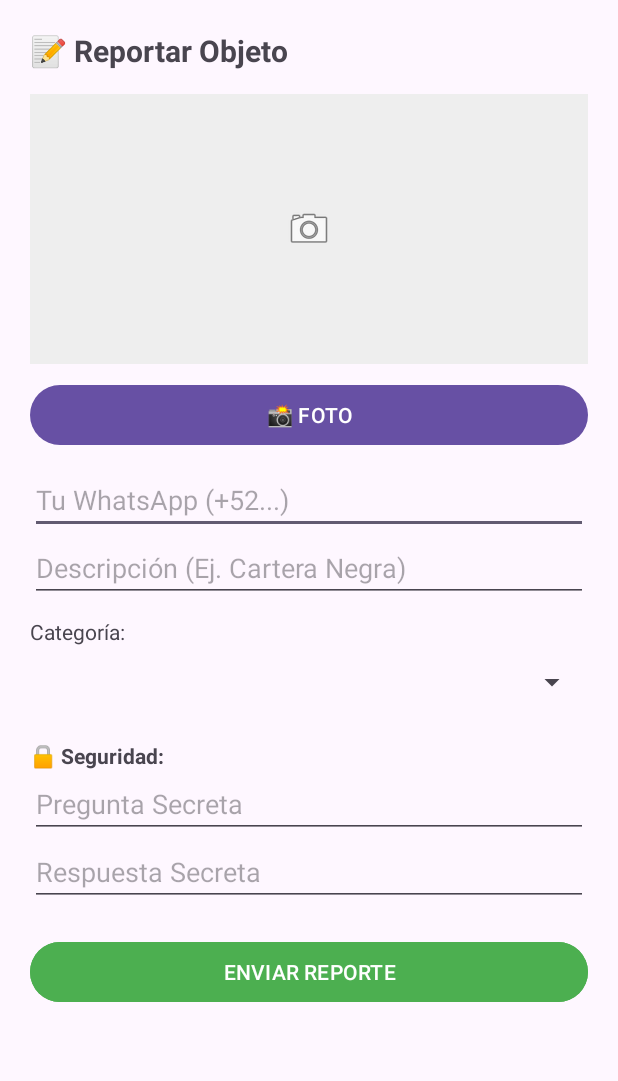
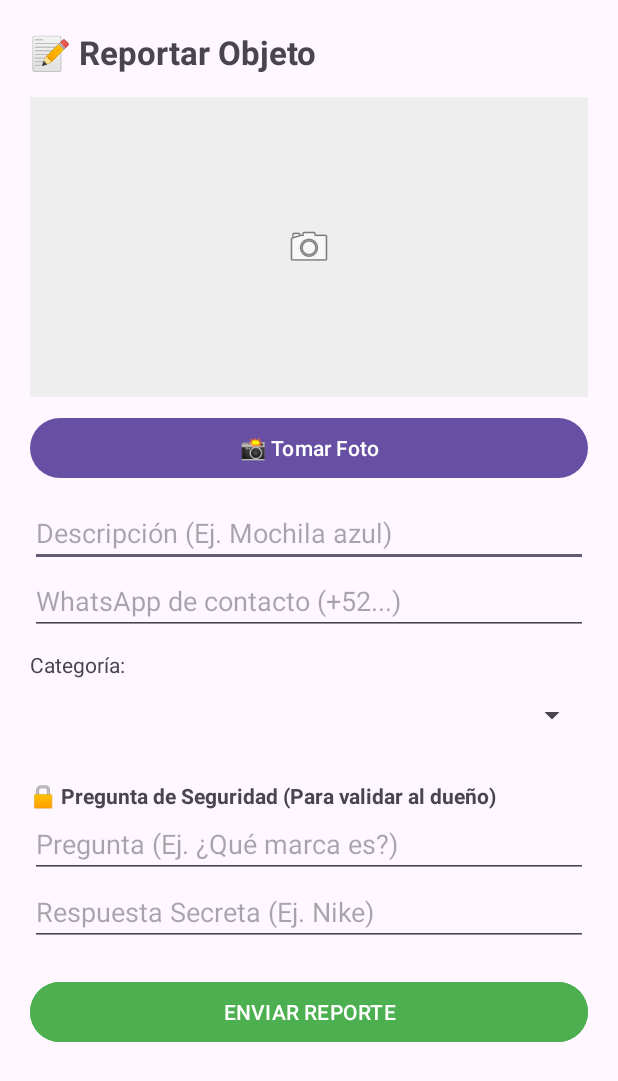
Before and after one commit to AbrahamEsquivel/LostNet, an Android app: the layout dialog_reporte.xml on its own in the app's theme, with its tools: preview values and no code run, on a phone screen of 412 x 824 dp. Shown: the top 1081 px of the screen. Run offline under Robolectric (Android 15) with nearby library versions, the phone set to English and light mode, and no system bars.

```diff
--- a/app/src/main/res/layout/dialog_reporte.xml
+++ b/app/src/main/res/layout/dialog_reporte.xml
@@ -11,7 +11,7 @@
 
         <TextView
             android:text="📝 Reportar Objeto"
-            android:textSize="20sp"
+            android:textSize="22sp"
             android:textStyle="bold"
             android:layout_width="wrap_content"
             android:layout_height="wrap_content"
@@ -20,7 +20,7 @@
         <ImageView
             android:id="@+id/imgPreview"
             android:layout_width="match_parent"
-            android:layout_height="180dp"
+            android:layout_height="200dp"
             android:src="@android:drawable/ic_menu_camera"
             android:background="#EEEEEE"
             android:scaleType="centerInside"
@@ -28,41 +28,51 @@
 
         <Button
             android:id="@+id/btnTomarFoto"
-            android:text="📸 FOTO"
+            android:text="📸 Tomar Foto"
             android:layout_width="match_parent"
             android:layout_height="wrap_content"/>
 
         <EditText
-            android:id="@+id/etTelefono"
-            android:hint="Tu WhatsApp (+52...)"
-            android:inputType="phone"
+            android:id="@+id/etDescripcion"
+            android:hint="Descripción (Ej. Mochila azul)"
             android:layout_width="match_parent"
             android:layout_height="wrap_content"
             android:layout_marginTop="10dp"/>
 
         <EditText
-            android:id="@+id/etDescripcion"
-            android:hint="Descripción (Ej. Cartera Negra)"
+            android:id="@+id/etTelefono"
+            android:hint="WhatsApp de contacto (+52...)"
+            android:inputType="phone"
             android:layout_width="match_parent"
             android:layout_height="wrap_content"/>
 
-        <TextView android:text="Categoría:" android:layout_marginTop="10dp" android:layout_width="wrap_content" android:layout_height="wrap_content"/>
+        <TextView
+            android:text="Categoría:"
+            android:layout_marginTop="10dp"
+            android:layout_width="wrap_content"
+            android:layout_height="wrap_content"/>
+
         <Spinner
             android:id="@+id/spinnerCategoria"
             android:layout_width="match_parent"
             android:layout_height="48dp"/>
 
-        <TextView android:text="🔒 Seguridad:" android:textStyle="bold" android:layout_marginTop="15dp" android:layout_width="wrap_content" android:layout_height="wrap_content"/>
+        <TextView
+            android:text="🔒 Pregunta de Seguridad (Para validar al dueño)"
+            android:textStyle="bold"
+            android:layout_marginTop="20dp"
+            android:layout_width="wrap_content"
+            android:layout_height="wrap_content"/>
 
         <EditText
             android:id="@+id/etPregunta"
-            android:hint="Pregunta Secreta"
+            android:hint="Pregunta (Ej. ¿Qué marca es?)"
             android:layout_width="match_parent"
             android:layout_height="wrap_content"/>
 
         <EditText
             android:id="@+id/etRespuesta"
-            android:hint="Respuesta Secreta"
+            android:hint="Respuesta Secreta (Ej. Nike)"
             android:layout_width="match_parent"
             android:layout_height="wrap_content"/>
 
```
Also changed, not shown: app/src/main/java/com/example/lostnet/LostNetApi.java (+4 -3 lines), app/src/main/java/com/example/lostnet/MainActivity.java (+59 -72 lines).
